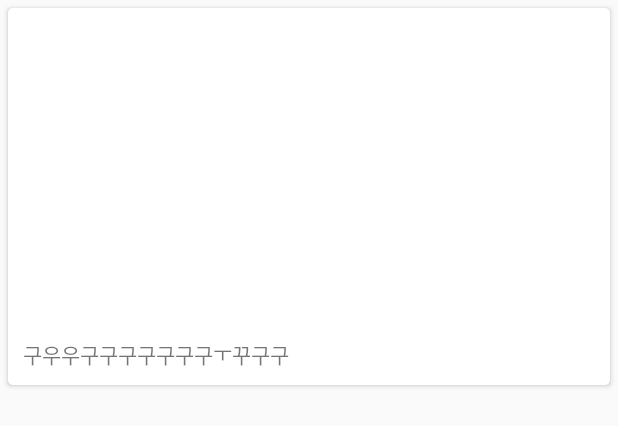
After one commit to seungpyo/letsMeal, an Android app: the layout item_card_layout.xml on its own in the app's theme, with its tools: preview values and no code run, on a phone screen of 412 x 824 dp. The commit adds this screen. Shown: the top 426 px of the screen. Run offline under Robolectric (Android 15) with nearby library versions, the phone set to English and light mode, and no system bars.

Commit message:
Implemented adding cardviews

```diff
--- a/app/build.gradle
+++ b/app/build.gradle
@@ -26,4 +26,10 @@ dependencies {
     testImplementation 'junit:junit:4.12'
     androidTestImplementation 'androidx.test:runner:1.2.0'
     androidTestImplementation 'androidx.test.espresso:espresso-core:3.2.0'
+    implementation 'androidx.appcompat:appcompat:1.0.0'
+    implementation 'androidx.cardview:cardview:1.0.0'
+    implementation 'androidx.recyclerview:recyclerview:1.0.0'
+    implementation 'com.google.android.material:material:1.0.0-rc01'
+
+
 }
--- /dev/null
+++ b/app/src/main/res/layout/item_card_layout.xml
@@ -0,0 +1,32 @@
+<?xml version="1.0" encoding="utf-8"?>
+<LinearLayout xmlns:android="http://schemas.android.com/apk/res/android"
+    xmlns:card_view="http://schemas.android.com/apk/res-auto"
+    android:orientation="vertical"
+    android:layout_width="match_parent"
+    android:layout_height="match_parent">
+
+    <androidx.cardview.widget.CardView
+        android:id="@+id/cardview"
+        card_view:cardCornerRadius="3dp"
+        android:layout_width="match_parent"
+        android:layout_height="wrap_content"
+        android:layout_margin="5dp">
+
+        <LinearLayout
+            android:layout_width="match_parent"
+            android:layout_height="wrap_content"
+            android:orientation="vertical">
+            <ImageView
+                android:layout_width="355dp"
+                android:layout_height="210dp"
+                android:id="@+id/image"/>
+            <TextView
+                android:id="@+id/title"
+                android:layout_width="match_parent"
+                android:layout_height="wrap_content"
+                android:padding="10dp"
+                android:text="구우우구구구구구구구ㅜ꾸구구"/>
+        </LinearLayout>
+    </androidx.cardview.widget.CardView>
+
+</LinearLayout>
```
Also changed, not shown: app/src/main/java/com/example/letsmeal/ItemCard.java (added, +19 -0 lines), app/src/main/java/com/example/letsmeal/MainActivity.java (+27 -0 lines), app/src/main/java/com/example/letsmeal/RecyclerViewAdapter.java (added, +99 -0 lines), app/src/main/res/layout/activity_main.xml (+17 -5 lines).
